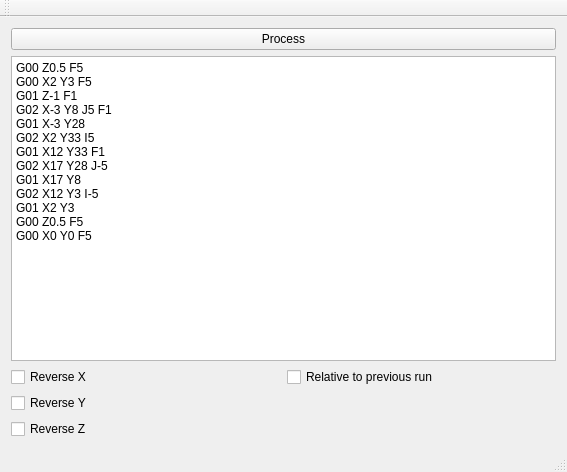
Qt form mainwindow.ui (kwahoo2/nc-sim) before a commit.
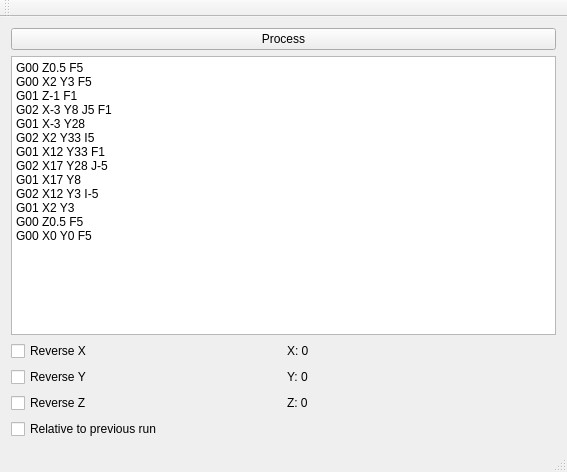
The same form after that commit.

Patch:
```diff
--- a/mainwindow.ui
+++ b/mainwindow.ui
@@ -63,21 +63,42 @@
         </property>
        </widget>
       </item>
-      <item row="3" column="1">
+      <item row="0" column="2">
+       <widget class="QLabel" name="labelX">
+        <property name="text">
+         <string>X: 0</string>
+        </property>
+       </widget>
+      </item>
+      <item row="1" column="2">
+       <widget class="QLabel" name="labelY">
+        <property name="text">
+         <string>Y: 0</string>
+        </property>
+       </widget>
+      </item>
+      <item row="2" column="2">
+       <widget class="QLabel" name="labelZ">
+        <property name="text">
+         <string>Z: 0</string>
+        </property>
+       </widget>
+      </item>
+      <item row="2" column="1">
        <widget class="QCheckBox" name="reversedZChb">
         <property name="text">
          <string>Reverse Z</string>
         </property>
        </widget>
       </item>
-      <item row="0" column="2">
+     </layout>
+    </item>
+    <item>
        <widget class="QCheckBox" name="relativeChb">
         <property name="text">
          <string>Relative to previous run</string>
         </property>
        </widget>
-      </item>
-     </layout>
     </item>
    </layout>
   </widget>
```
Lines whose indentation alone changed are shown as unchanged.
